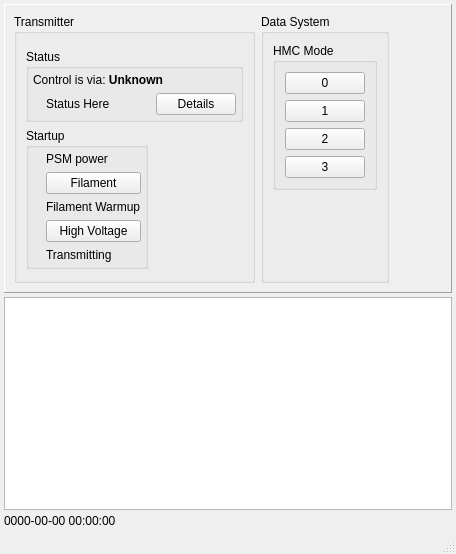
First picture: the form in src/hcrgui/HcrGuiMainWindow.ui, repository NCAR/HCR_instrument, before the edit.
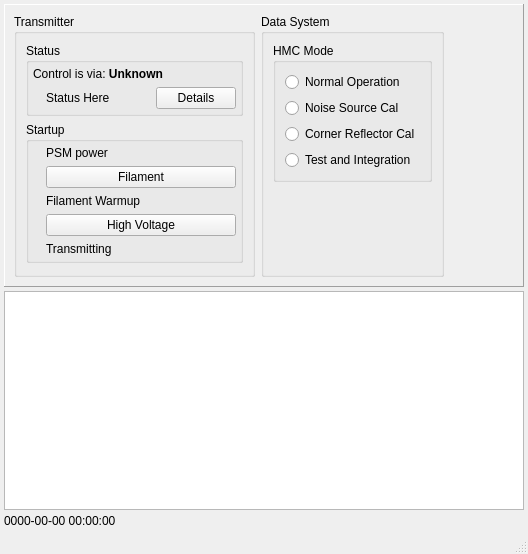
Second picture: the form after the edit. Icons and pictures are not drawn.

Commit message: Change the HMC mode buttons to radio buttons and set the selected one based on HMC mode returned in the DrxStatus.

Diff of the .ui file:
```diff
--- a/src/hcrgui/HcrGuiMainWindow.ui
+++ b/src/hcrgui/HcrGuiMainWindow.ui
@@ -6,7 +6,7 @@
    <rect>
     <x>0</x>
     <y>0</y>
-    <width>456</width>
+    <width>528</width>
     <height>554</height>
    </rect>
   </property>
@@ -48,24 +48,6 @@
           <string>Transmitter</string>
          </property>
          <layout class="QVBoxLayout" name="verticalLayout_4">
-          <item>
-           <widget class="QFrame" name="frame">
-            <property name="frameShape">
-             <enum>QFrame::NoFrame</enum>
-            </property>
-            <property name="frameShadow">
-             <enum>QFrame::Raised</enum>
-            </property>
-            <layout class="QHBoxLayout" name="horizontalLayout_4">
-             <property name="spacing">
-              <number>0</number>
-             </property>
-             <property name="margin">
-              <number>0</number>
-             </property>
-            </layout>
-           </widget>
-          </item>
           <item>
            <widget class="QGroupBox" name="xmitStatusBox">
             <property name="sizePolicy">
@@ -174,18 +156,6 @@
            </widget>
           </item>
           <item>
-           <widget class="QFrame" name="frame_3">
-            <property name="frameShape">
-             <enum>QFrame::NoFrame</enum>
-            </property>
-            <property name="frameShadow">
-             <enum>QFrame::Raised</enum>
-            </property>
-            <layout class="QHBoxLayout" name="horizontalLayout_2">
-             <property name="margin">
-              <number>0</number>
-             </property>
-             <item>
               <widget class="QGroupBox" name="xmitterStartupBox">
                <property name="title">
                 <string>Startup</string>
@@ -202,6 +172,12 @@
                   <property name="enabled">
                    <bool>true</bool>
                   </property>
+               <property name="sizePolicy">
+                <sizepolicy hsizetype="Minimum" vsizetype="Preferred">
+                 <horstretch>0</horstretch>
+                 <verstretch>0</verstretch>
+                </sizepolicy>
+               </property>
                   <property name="text">
                    <string/>
                   </property>
@@ -216,7 +192,7 @@
                 <item row="1" column="1">
                  <widget class="QLabel" name="powerValidLabel">
                   <property name="sizePolicy">
-                   <sizepolicy hsizetype="Minimum" vsizetype="Preferred">
+                <sizepolicy hsizetype="MinimumExpanding" vsizetype="Preferred">
                     <horstretch>0</horstretch>
                     <verstretch>0</verstretch>
                    </sizepolicy>
@@ -228,6 +204,12 @@
                 </item>
                 <item row="2" column="0">
                  <widget class="QLabel" name="filamentIcon">
+               <property name="sizePolicy">
+                <sizepolicy hsizetype="Minimum" vsizetype="Preferred">
+                 <horstretch>0</horstretch>
+                 <verstretch>0</verstretch>
+                </sizepolicy>
+               </property>
                   <property name="text">
                    <string/>
                   </property>
@@ -242,7 +224,7 @@
                    <bool>true</bool>
                   </property>
                   <property name="sizePolicy">
-                   <sizepolicy hsizetype="Minimum" vsizetype="Preferred">
+                <sizepolicy hsizetype="MinimumExpanding" vsizetype="Preferred">
                     <horstretch>0</horstretch>
                     <verstretch>0</verstretch>
                    </sizepolicy>
@@ -257,6 +239,12 @@
                 </item>
                 <item row="3" column="0">
                  <widget class="QLabel" name="filamentWarmupIcon">
+               <property name="sizePolicy">
+                <sizepolicy hsizetype="Minimum" vsizetype="Preferred">
+                 <horstretch>0</horstretch>
+                 <verstretch>0</verstretch>
+                </sizepolicy>
+               </property>
                   <property name="text">
                    <string/>
                   </property>
@@ -270,6 +258,12 @@
                   <property name="enabled">
                    <bool>true</bool>
                   </property>
+               <property name="sizePolicy">
+                <sizepolicy hsizetype="MinimumExpanding" vsizetype="Preferred">
+                 <horstretch>0</horstretch>
+                 <verstretch>0</verstretch>
+                </sizepolicy>
+               </property>
                   <property name="text">
                    <string>Filament Warmup</string>
                   </property>
@@ -277,6 +271,12 @@
                 </item>
                 <item row="4" column="0">
                  <widget class="QLabel" name="hvIcon">
+               <property name="sizePolicy">
+                <sizepolicy hsizetype="Minimum" vsizetype="Preferred">
+                 <horstretch>0</horstretch>
+                 <verstretch>0</verstretch>
+                </sizepolicy>
+               </property>
                   <property name="text">
                    <string/>
                   </property>
@@ -291,7 +291,7 @@
                    <bool>true</bool>
                   </property>
                   <property name="sizePolicy">
-                   <sizepolicy hsizetype="Minimum" vsizetype="Preferred">
+                <sizepolicy hsizetype="MinimumExpanding" vsizetype="Preferred">
                     <horstretch>0</horstretch>
                     <verstretch>0</verstretch>
                    </sizepolicy>
@@ -306,6 +306,12 @@
                 </item>
                 <item row="5" column="0">
                  <widget class="QLabel" name="xmittingIcon">
+               <property name="sizePolicy">
+                <sizepolicy hsizetype="Minimum" vsizetype="Preferred">
+                 <horstretch>0</horstretch>
+                 <verstretch>0</verstretch>
+                </sizepolicy>
+               </property>
                   <property name="text">
                    <string/>
                   </property>
@@ -325,22 +331,6 @@
               </widget>
              </item>
              <item>
-              <spacer name="horizontalSpacer_3">
-               <property name="orientation">
-                <enum>Qt::Horizontal</enum>
-               </property>
-               <property name="sizeHint" stdset="0">
-                <size>
-                 <width>40</width>
-                 <height>20</height>
-                </size>
-               </property>
-              </spacer>
-             </item>
-            </layout>
-           </widget>
-          </item>
-          <item>
            <spacer name="verticalSpacer_2">
             <property name="orientation">
              <enum>Qt::Vertical</enum>
@@ -369,30 +359,30 @@
             </property>
             <layout class="QVBoxLayout" name="verticalLayout_5">
              <item>
-              <widget class="QPushButton" name="hmcMode0Button">
+              <widget class="QRadioButton" name="hmcMode0Button">
                <property name="text">
-                <string>0</string>
+                <string>Normal Operation</string>
                </property>
               </widget>
              </item>
              <item>
-              <widget class="QPushButton" name="hmcMode1Button">
+              <widget class="QRadioButton" name="hmcMode1Button">
                <property name="text">
-                <string>1</string>
+                <string>Noise Source Cal</string>
                </property>
               </widget>
              </item>
              <item>
-              <widget class="QPushButton" name="hmcMode2Button">
+              <widget class="QRadioButton" name="hmcMode2Button">
                <property name="text">
-                <string>2</string>
+                <string>Corner Reflector Cal</string>
                </property>
               </widget>
              </item>
              <item>
-              <widget class="QPushButton" name="hmcMode3Button">
+              <widget class="QRadioButton" name="hmcMode3Button">
                <property name="text">
-                <string>3</string>
+                <string>Test and Integration</string>
                </property>
               </widget>
              </item>
```
Lines whose indentation alone changed are shown as unchanged. The commit also changes 1 other file.
